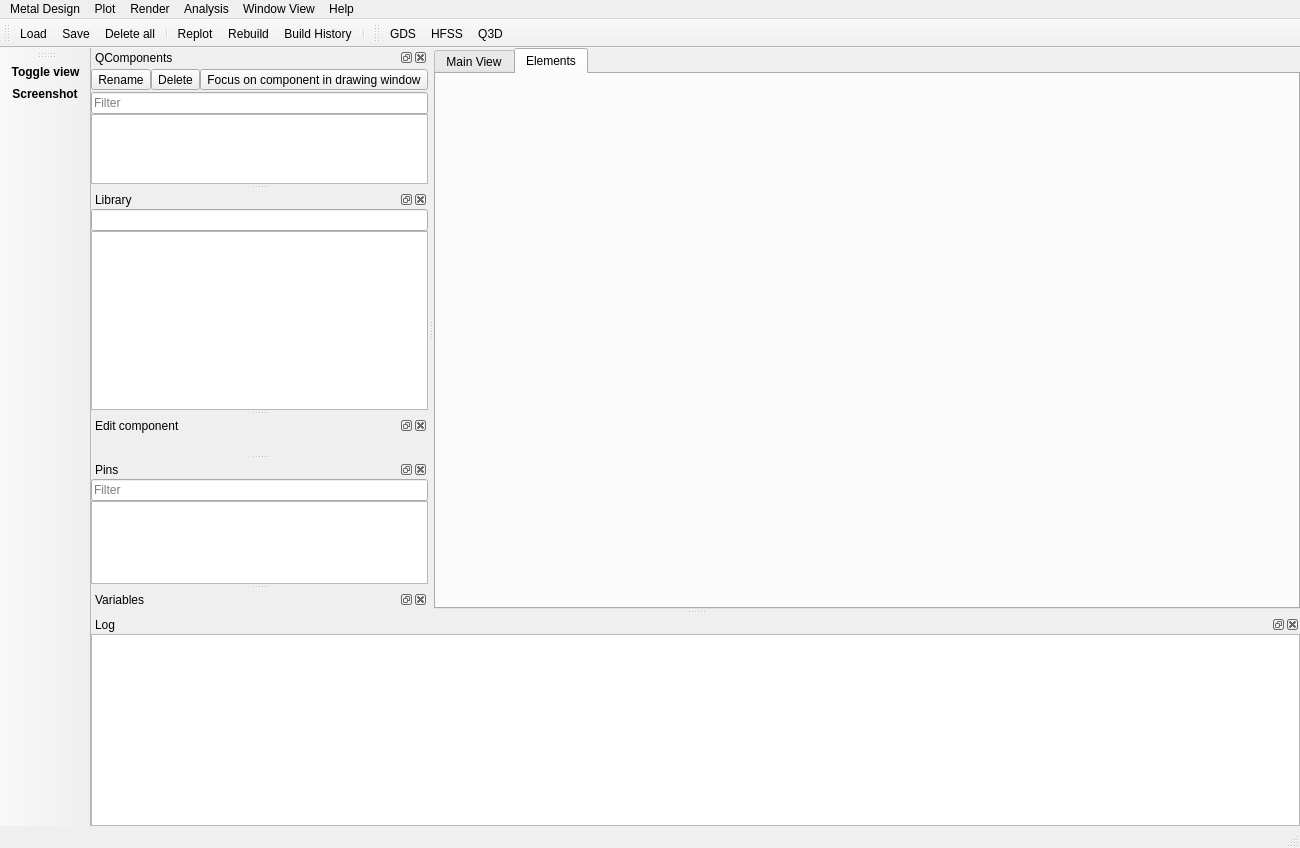
The window that qiskit_metal/_gui/main_window_ui.ui (qiskit-community/qiskit-metal) describes before a commit, drawn with Qt 5.
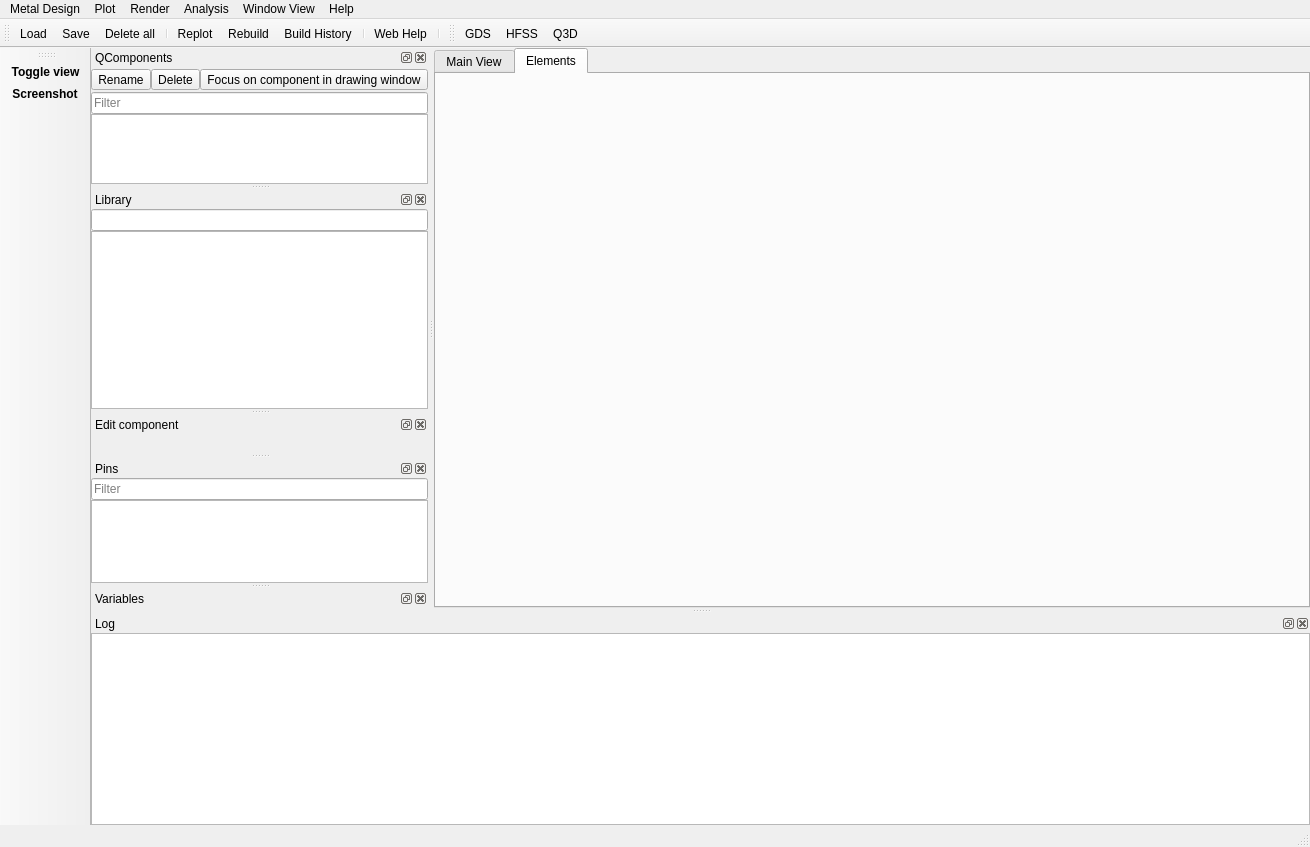
The same window after the commit. Icons and pictures are not drawn. Custom widgets are drawn as their Qt base class.

Commit message: Added webhelp button

The edit to the form file:
```diff
--- a/qiskit_metal/_gui/main_window_ui.ui
+++ b/qiskit_metal/_gui/main_window_ui.ui
@@ -6,8 +6,8 @@
    <rect>
     <x>0</x>
     <y>0</y>
-    <width>1300</width>
-    <height>848</height>
+    <width>1310</width>
+    <height>847</height>
    </rect>
   </property>
   <property name="windowTitle">
@@ -137,7 +137,7 @@
     <rect>
      <x>0</x>
      <y>0</y>
-     <width>1300</width>
+     <width>1310</width>
      <height>24</height>
     </rect>
    </property>
@@ -297,6 +297,8 @@
    <addaction name="actionRebuild"/>
    <addaction name="actionBuildHistory"/>
    <addaction name="separator"/>
+   <addaction name="actionWebHelp"/>
+   <addaction name="separator"/>
   </widget>
   <widget class="QToolBar" name="toolBarView">
    <property name="font">
@@ -1235,6 +1237,18 @@
     <string>clickme</string>
    </property>
   </action>
+  <action name="actionWebHelp">
+   <property name="icon">
+    <iconset resource="main_window_rc.qrc">
+     <normaloff>:/browser</normaloff>:/browser</iconset>
+   </property>
+   <property name="text">
+    <string>Web Help</string>
+   </property>
+   <property name="toolTip">
+    <string>Open Web Help</string>
+   </property>
+  </action>
  </widget>
  <customwidgets>
   <customwidget>
```
Left out of the diff: 16 changed lines with no effect on the pictures. The commit also changes 6 other files.
